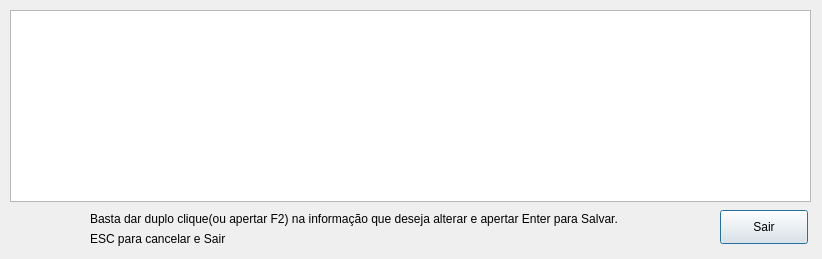
Above: editclient.ui from bedi1982/Oficina before the change. Below: the same form after it.
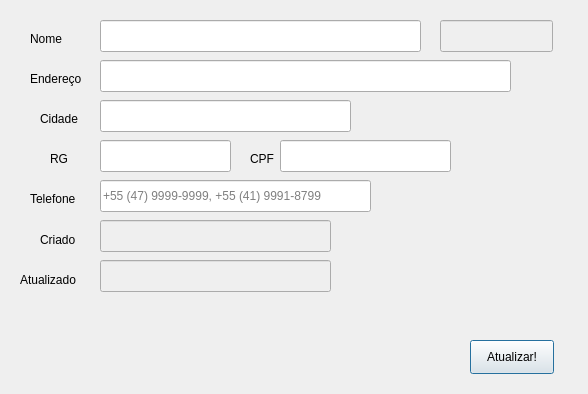
That is the form after the change.

Commit message: Refactored the edit client window.

Diff of the .ui file:
```diff
--- a/editclient.ui
+++ b/editclient.ui
@@ -6,91 +6,371 @@
    <rect>
     <x>0</x>
     <y>0</y>
-    <width>822</width>
-    <height>259</height>
+    <width>588</width>
+    <height>394</height>
    </rect>
   </property>
   <property name="minimumSize">
    <size>
-    <width>822</width>
-    <height>259</height>
+    <width>0</width>
+    <height>0</height>
    </size>
   </property>
   <property name="maximumSize">
    <size>
-    <width>822</width>
-    <height>259</height>
+    <width>9999</width>
+    <height>9999</height>
    </size>
   </property>
   <property name="windowTitle">
    <string>Editar dados do Cliente</string>
   </property>
-  <widget class="QTableView" name="tbl_EditClient">
+  <widget class="QLineEdit" name="line_Phone">
+   <property name="geometry">
+    <rect>
+     <x>100</x>
+     <y>180</y>
+     <width>271</width>
+     <height>32</height>
+    </rect>
+   </property>
+   <property name="text">
+    <string/>
+   </property>
+   <property name="maxLength">
+    <number>40</number>
+   </property>
+   <property name="placeholderText">
+    <string>+55 (47) 9999-9999, +55 (41) 9991-8799</string>
+   </property>
+  </widget>
+  <widget class="QLabel" name="label">
+   <property name="geometry">
+    <rect>
+     <x>30</x>
+     <y>30</y>
+     <width>59</width>
+     <height>18</height>
+    </rect>
+   </property>
+   <property name="text">
+    <string>Nome</string>
+   </property>
+  </widget>
+  <widget class="QLabel" name="lbl_cpf">
+   <property name="geometry">
+    <rect>
+     <x>250</x>
+     <y>150</y>
+     <width>59</width>
+     <height>18</height>
+    </rect>
+   </property>
+   <property name="text">
+    <string>CPF</string>
+   </property>
+  </widget>
+  <widget class="QLabel" name="lbl_city">
+   <property name="geometry">
+    <rect>
+     <x>40</x>
+     <y>110</y>
+     <width>59</width>
+     <height>18</height>
+    </rect>
+   </property>
+   <property name="text">
+    <string>Cidade</string>
+   </property>
+  </widget>
+  <widget class="QLabel" name="lbl_phone">
+   <property name="geometry">
+    <rect>
+     <x>30</x>
+     <y>190</y>
+     <width>59</width>
+     <height>18</height>
+    </rect>
+   </property>
+   <property name="text">
+    <string>Telefone</string>
+   </property>
+  </widget>
+  <widget class="QLineEdit" name="line_RG">
+   <property name="geometry">
+    <rect>
+     <x>100</x>
+     <y>140</y>
+     <width>131</width>
+     <height>32</height>
+    </rect>
+   </property>
+   <property name="text">
+    <string/>
+   </property>
+   <property name="maxLength">
+    <number>15</number>
+   </property>
+  </widget>
+  <widget class="QLabel" name="lbl_feedback">
+   <property name="geometry">
+    <rect>
+     <x>60</x>
+     <y>310</y>
+     <width>501</width>
+     <height>18</height>
+    </rect>
+   </property>
+   <property name="text">
+    <string/>
+   </property>
+  </widget>
+  <widget class="QLineEdit" name="line_CPF">
+   <property name="geometry">
+    <rect>
+     <x>280</x>
+     <y>140</y>
+     <width>171</width>
+     <height>32</height>
+    </rect>
+   </property>
+   <property name="text">
+    <string/>
+   </property>
+   <property name="maxLength">
+    <number>20</number>
+   </property>
+  </widget>
+  <widget class="QLabel" name="lbl_Emoticon">
+   <property name="geometry">
+    <rect>
+     <x>500</x>
+     <y>240</y>
+     <width>48</width>
+     <height>48</height>
+    </rect>
+   </property>
+   <property name="minimumSize">
+    <size>
+     <width>48</width>
+     <height>48</height>
+    </size>
+   </property>
+   <property name="maximumSize">
+    <size>
+     <width>48</width>
+     <height>48</height>
+    </size>
+   </property>
+   <property name="text">
+    <string/>
+   </property>
+  </widget>
+  <widget class="QLineEdit" name="line_Address">
+   <property name="geometry">
+    <rect>
+     <x>100</x>
+     <y>60</y>
+     <width>411</width>
+     <height>32</height>
+    </rect>
+   </property>
+   <property name="text">
+    <string/>
+   </property>
+   <property name="maxLength">
+    <number>50</number>
+   </property>
+   <property name="placeholderText">
+    <string/>
+   </property>
+  </widget>
+  <widget class="QLabel" name="lbl_RG">
+   <property name="geometry">
+    <rect>
+     <x>50</x>
+     <y>150</y>
+     <width>59</width>
+     <height>18</height>
+    </rect>
+   </property>
+   <property name="text">
+    <string>RG</string>
+   </property>
+  </widget>
+  <widget class="QPushButton" name="btn_cadastrar">
+   <property name="geometry">
+    <rect>
+     <x>470</x>
+     <y>340</y>
+     <width>84</width>
+     <height>34</height>
+    </rect>
+   </property>
+   <property name="sizePolicy">
+    <sizepolicy hsizetype="Fixed" vsizetype="Fixed">
+     <horstretch>0</horstretch>
+     <verstretch>0</verstretch>
+    </sizepolicy>
+   </property>
+   <property name="text">
+    <string>Atualizar!</string>
+   </property>
+  </widget>
+  <widget class="QLineEdit" name="line_Name">
+   <property name="geometry">
+    <rect>
+     <x>100</x>
+     <y>20</y>
+     <width>321</width>
+     <height>32</height>
+    </rect>
+   </property>
+   <property name="text">
+    <string/>
+   </property>
+   <property name="maxLength">
+    <number>40</number>
+   </property>
+   <property name="placeholderText">
+    <string/>
+   </property>
+  </widget>
+  <widget class="QLineEdit" name="line_City">
+   <property name="geometry">
+    <rect>
+     <x>100</x>
+     <y>100</y>
+     <width>251</width>
+     <height>32</height>
+    </rect>
+   </property>
+   <property name="text">
+    <string/>
+   </property>
+   <property name="maxLength">
+    <number>30</number>
+   </property>
+  </widget>
+  <widget class="QLabel" name="lbl_adress">
+   <property name="geometry">
+    <rect>
+     <x>30</x>
+     <y>70</y>
+     <width>59</width>
+     <height>18</height>
+    </rect>
+   </property>
+   <property name="text">
+    <string>Endereço</string>
+   </property>
+  </widget>
+  <widget class="QLabel" name="lbl_name">
    <property name="geometry">
     <rect>
      <x>10</x>
      <y>10</y>
-     <width>801</width>
-     <height>192</height>
+     <width>48</width>
+     <height>48</height>
     </rect>
    </property>
-   <property name="toolTip">
-    <string>Duplo clique aqui para alterar as informações do cliente.</string>
+   <property name="minimumSize">
+    <size>
+     <width>48</width>
+     <height>48</height>
+    </size>
    </property>
-   <attribute name="horizontalHeaderCascadingSectionResizes">
-    <bool>true</bool>
-   </attribute>
+   <property name="maximumSize">
+    <size>
+     <width>48</width>
+     <height>48</height>
+    </size>
+   </property>
+   <property name="text">
+    <string/>
+   </property>
   </widget>
-  <widget class="QPushButton" name="btn_sair">
+  <widget class="QLineEdit" name="line_ID">
+   <property name="enabled">
+    <bool>false</bool>
+   </property>
    <property name="geometry">
     <rect>
-     <x>720</x>
-     <y>210</y>
-     <width>88</width>
-     <height>34</height>
+     <x>440</x>
+     <y>20</y>
+     <width>113</width>
+     <height>32</height>
     </rect>
    </property>
-   <property name="text">
-    <string>Sair</string>
-   </property>
   </widget>
-  <widget class="QLabel" name="llb_info">
+  <widget class="QLineEdit" name="line_CreatedAt">
+   <property name="enabled">
+    <bool>false</bool>
+   </property>
    <property name="geometry">
     <rect>
-     <x>90</x>
-     <y>210</y>
-     <width>611</width>
-     <height>18</height>
+     <x>100</x>
+     <y>220</y>
+     <width>231</width>
+     <height>32</height>
     </rect>
    </property>
    <property name="text">
-    <string>Basta dar duplo clique(ou apertar F2) na informação que deseja alterar e apertar Enter para Salvar.</string>
+    <string/>
    </property>
+   <property name="maxLength">
+    <number>40</number>
+   </property>
+   <property name="placeholderText">
+    <string/>
+   </property>
   </widget>
-  <widget class="QLabel" name="lbl_Emoticon">
+  <widget class="QLineEdit" name="line_UpdatedAt">
+   <property name="enabled">
+    <bool>false</bool>
+   </property>
    <property name="geometry">
     <rect>
-     <x>20</x>
-     <y>210</y>
-     <width>61</width>
-     <height>41</height>
+     <x>100</x>
+     <y>260</y>
+     <width>231</width>
+     <height>32</height>
     </rect>
    </property>
    <property name="text">
     <string/>
    </property>
+   <property name="maxLength">
+    <number>40</number>
+   </property>
+   <property name="placeholderText">
+    <string/>
+   </property>
   </widget>
   <widget class="QLabel" name="llb_info_2">
    <property name="geometry">
     <rect>
-     <x>90</x>
+     <x>40</x>
      <y>230</y>
-     <width>151</width>
-     <height>18</height>
+     <width>61</width>
+     <height>20</height>
     </rect>
    </property>
    <property name="text">
-    <string>ESC para cancelar e Sair</string>
+    <string>Criado</string>
+   </property>
+  </widget>
+  <widget class="QLabel" name="lbl_updated">
+   <property name="geometry">
+    <rect>
+     <x>20</x>
+     <y>270</y>
+     <width>101</width>
+     <height>20</height>
+    </rect>
+   </property>
+   <property name="text">
+    <string>Atualizado</string>
    </property>
   </widget>
  </widget>
```
Left out of the diff: 14 changed lines with no effect on the pictures. The commit also changes 6 other files.
